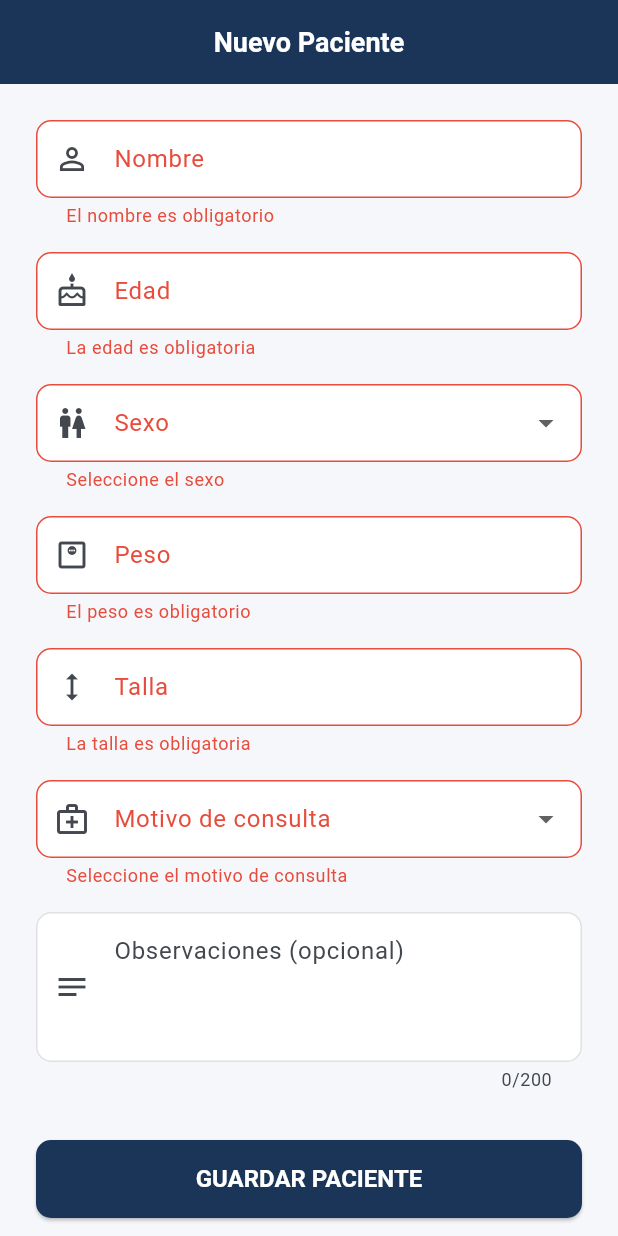
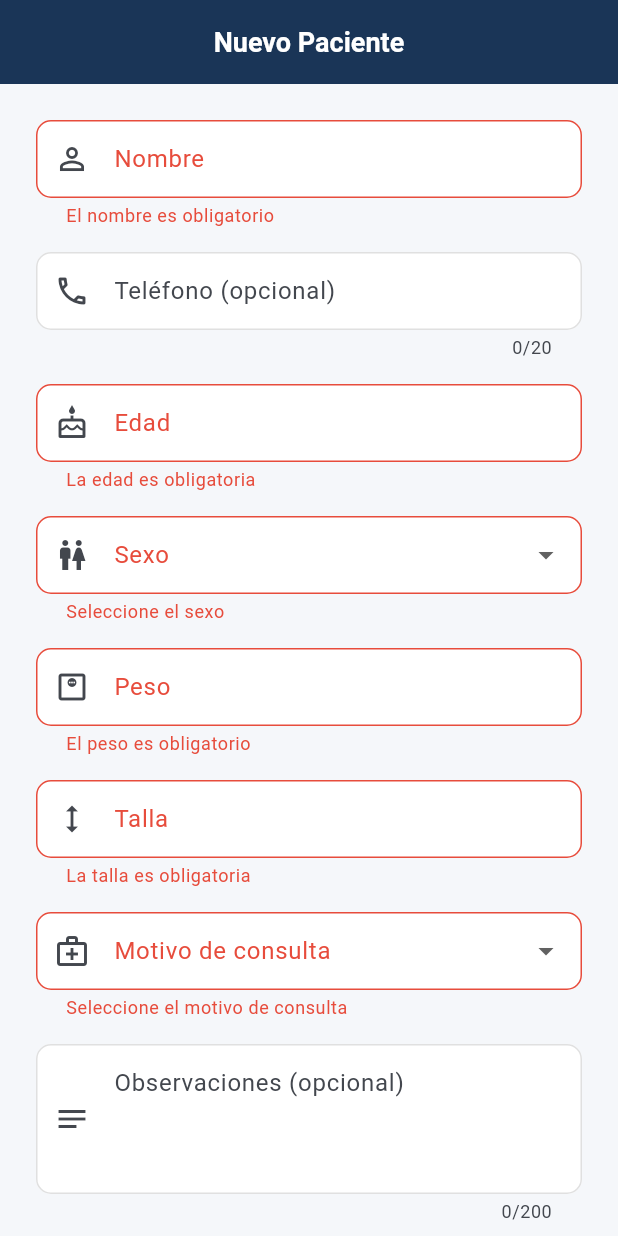
Before and after one commit to 3dmaker1910/biomech-ai, a Flutter app: the NewPatientScreen screen opened by its route, after a tap on "GUARDAR PACIENTE", on a phone screen of 412 x 824 dp. Run offline on Flutter 3.47's test engine with Material 3 defaults, Android fonts, the phone set to English and light mode, and no system bars; our stand-ins replace cached_network_image, dio, go_router, image_picker.

Commit message:
fix: timeout 30s, campo telefono, email async
1. Flutter connectTimeout 10s -> 30s (cold start Railway)
2. Campo telefono en Patient (model, schema, form, API)
3. Email notificacion con BackgroundTasks (non-blocking)

```diff
--- a/biomech_ai/lib/models/patient.dart
+++ b/biomech_ai/lib/models/patient.dart
@@ -7,6 +7,7 @@ class Patient {
   final double heightCm;
   final String reason;
   final String? notes;
+  final String? telefono;
   final DateTime createdAt;
   final DateTime updatedAt;
 
@@ -19,6 +20,7 @@ class Patient {
     required this.heightCm,
     required this.reason,
     this.notes,
+    this.telefono,
     required this.createdAt,
     required this.updatedAt,
   });
@@ -33,6 +35,7 @@ class Patient {
       heightCm: (json['height_cm'] as num).toDouble(),
       reason: json['reason'] as String,
       notes: json['notes'] as String?,
+      telefono: json['telefono'] as String?,
       createdAt: DateTime.parse(json['created_at'] as String),
       updatedAt: DateTime.parse(json['updated_at'] as String),
     );
@@ -47,6 +50,7 @@ class Patient {
       'height_cm': heightCm,
       'reason': reason,
       'notes': notes,
+      'telefono': telefono,
     };
   }
 }
--- a/biomech_ai/lib/modules/patients/new_patient_screen.dart
+++ b/biomech_ai/lib/modules/patients/new_patient_screen.dart
@@ -19,14 +19,19 @@ class _NewPatientScreenState extends State<NewPatientScreen> {
   final _weightController = TextEditingController();
   final _heightController = TextEditingController();
   final _notesController = TextEditingController();
+  final _telefonoController = TextEditingController();
   String? _selectedSex;
   String? _selectedReason;
   bool _isLoading = false;
 
   @override
   void dispose() {
-    _nameController.dispose(); _ageController.dispose(); _weightController.dispose();
-    _heightController.dispose(); _notesController.dispose();
+    _nameController.dispose();
+    _ageController.dispose();
+    _weightController.dispose();
+    _heightController.dispose();
+    _notesController.dispose();
+    _telefonoController.dispose();
     super.dispose();
   }
 
@@ -41,15 +46,32 @@ class _NewPatientScreenState extends State<NewPatientScreen> {
         'weight_kg': double.parse(_weightController.text),
         'height_cm': double.parse(_heightController.text),
         'reason': _selectedReason!,
-        'notes': _notesController.text.trim().isEmpty ? null : _notesController.text.trim(),
+        'notes': _notesController.text.trim().isEmpty
+            ? null
+            : _notesController.text.trim(),
+        'telefono': _telefonoController.text.trim().isEmpty
+            ? null
+            : _telefonoController.text.trim(),
       };
       await _apiService.createPatient(data);
       if (mounted) {
-        ScaffoldMessenger.of(context).showSnackBar(const SnackBar(content: Text('Paciente registrado exitosamente'), backgroundColor: AppTheme.successGreen));
+        ScaffoldMessenger.of(context).showSnackBar(
+          const SnackBar(
+            content: Text('Paciente registrado exitosamente'),
+            backgroundColor: AppTheme.successGreen,
+          ),
+        );
         context.pop();
       }
     } catch (e) {
-      if (mounted) ScaffoldMessenger.of(context).showSnackBar(SnackBar(content: Text(e.toString()), backgroundColor: AppTheme.errorRed));
+      if (mounted) {
+        ScaffoldMessenger.of(context).showSnackBar(
+          SnackBar(
+            content: Text(e.toString()),
+            backgroundColor: AppTheme.errorRed,
+          ),
+        );
+      }
     } finally {
       if (mounted) setState(() => _isLoading = false);
     }
@@ -66,21 +88,135 @@ class _NewPatientScreenState extends State<NewPatientScreen> {
           child: Column(
             crossAxisAlignment: CrossAxisAlignment.stretch,
             children: [
-              TextFormField(controller: _nameController, decoration: const InputDecoration(labelText: 'Nombre', prefixIcon: Icon(Icons.person_outline)), textCapitalization: TextCapitalization.words, validator: (v) => (v == null || v.trim().isEmpty) ? 'El nombre es obligatorio' : null),
+              TextFormField(
+                controller: _nameController,
+                decoration: const InputDecoration(
+                  labelText: 'Nombre',
+                  prefixIcon: Icon(Icons.person_outline),
+                ),
+                textCapitalization: TextCapitalization.words,
+                validator: (v) => (v == null || v.trim().isEmpty)
+                    ? 'El nombre es obligatorio'
+                    : null,
+              ),
               const SizedBox(height: 16),
-              TextFormField(controller: _ageController, decoration: const InputDecoration(labelText: 'Edad', prefixIcon: Icon(Icons.cake_outlined), suffixText: 'años'), keyboardType: TextInputType.number, validator: (v) { if (v == null || v.isEmpty) return 'La edad es obligatoria'; final age = int.tryParse(v); return (age == null || age < 0 || age > 150) ? 'Ingrese una edad válida' : null; }),
+              TextFormField(
+                controller: _telefonoController,
+                decoration: const InputDecoration(
+                  labelText: 'Tel\u00e9fono (opcional)',
+                  prefixIcon: Icon(Icons.phone_outlined),
+                ),
+                keyboardType: TextInputType.phone,
+                maxLength: 20,
+              ),
               const SizedBox(height: 16),
-              DropdownButtonFormField<String>(value: _selectedSex, decoration: const InputDecoration(labelText: 'Sexo', prefixIcon: Icon(Icons.wc_outlined)), items: AppConstants.sexOptions.map((s) => DropdownMenuItem(value: s, child: Text(s))).toList(), onChanged: (v) => setState(() => _selectedSex = v), validator: (v) => v == null ? 'Seleccione el sexo' : null),
+              TextFormField(
+                controller: _ageController,
+                decoration: const InputDecoration(
+                  labelText: 'Edad',
+                  prefixIcon: Icon(Icons.cake_outlined),
+                  suffixText: 'a\u00f1os',
+                ),
+                keyboardType: TextInputType.number,
+                validator: (v) {
+                  if (v == null || v.isEmpty) return 'La edad es obligatoria';
+                  final age = int.tryParse(v);
+                  return (age == null || age < 0 || age > 150)
+                      ? 'Ingrese una edad v\u00e1lida'
+                      : null;
+                },
+              ),
               const SizedBox(height: 16),
-              TextFormField(controller: _weightController, decoration: const InputDecoration(labelText: 'Peso', prefixIcon: Icon(Icons.monitor_weight_outlined), suffixText: 'kg'), keyboardType: const TextInputType.numberWithOptions(decimal: true), validator: (v) { if (v == null || v.isEmpty) return 'El peso es obligatorio'; final w = double.tryParse(v); return (w == null || w <= 0 || w > 500) ? 'Ingrese un peso válido' : null; }),
+              DropdownButtonFormField<String>(
+                value: _selectedSex,
+                decoration: const InputDecoration(
+                  labelText: 'Sexo',
+                  prefixIcon: Icon(Icons.wc_outlined),
+                ),
+                items: AppConstants.sexOptions
+                    .map((s) => DropdownMenuItem(value: s, child: Text(s)))
+                    .toList(),
+                onChanged: (v) => setState(() => _selectedSex = v),
+                validator: (v) => v == null ? 'Seleccione el sexo' : null,
+              ),
               const SizedBox(height: 16),
-              TextFormField(controller: _heightController, decoration: const InputDecoration(labelText: 'Talla', prefixIcon: Icon(Icons.height), suffixText: 'cm'), keyboardType: const TextInputType.numberWithOptions(decimal: true), validator: (v) { if (v == null || v.isEmpty) return 'La talla es obligatoria'; final h = double.tryParse(v); return (h == null || h <= 0 || h > 300) ? 'Ingrese una talla válida' : null; }),
+              TextFormField(
+                controller: _weightController,
+                decoration: const InputDecoration(
+                  labelText: 'Peso',
+                  prefixIcon: Icon(Icons.monitor_weight_outlined),
+                  suffixText: 'kg',
+                ),
+                keyboardType:
+                    const TextInputType.numberWithOptions(decimal: true),
+                validator: (v) {
+                  if (v == null || v.isEmpty) return 'El peso es obligatorio';
+                  final w = double.tryParse(v);
+                  return (w == null || w <= 0 || w > 500)
+                      ? 'Ingrese un peso v\u00e1lido'
+                      : null;
+                },
+              ),
               const SizedBox(height: 16),
-              DropdownButtonFormField<String>(value: _selectedReason, decoration: const InputDecoration(labelText: 'Motivo de consulta', prefixIcon: Icon(Icons.medical_services_outlined)), items: AppConstants.reasonOptions.map((r) => DropdownMenuItem(value: r, child: Text(r))).toList(), onChanged: (v) => setState(() => _selectedReason = v), validator: (v) => v == null ? 'Seleccione el motivo de consulta' : null),
+              TextFormField(
+                controller: _heightController,
+                decoration: const InputDecoration(
+                  labelText: 'Talla',
+                  prefixIcon: Icon(Icons.height),
+                  suffixText: 'cm',
+                ),
+                keyboardType:
+                    const TextInputType.numberWithOptions(decimal: true),
+                validator: (v) {
+                  if (v == null || v.isEmpty) return 'La talla es obligatoria';
+                  final h = double.tryParse(v);
+                  return (h == null || h <= 0 || h > 300)
+                      ? 'Ingrese una talla v\u00e1lida'
+                      : null;
+                },
+              ),
               const SizedBox(height: 16),
-              TextFormField(controller: _notesController, decoration: const InputDecoration(labelText: 'Observaciones (opcional)', prefixIcon: Icon(Icons.notes_outlined), alignLabelWithHint: true), maxLines: 3, maxLength: 200),
+              DropdownButtonFormField<String>(
+                value: _selectedReason,
+                decoration: const InputDecoration(
+                  labelText: 'Motivo de consulta',
+                  prefixIcon: Icon(Icons.medical_services_outlined),
+                ),
+                items: AppConstants.reasonOptions
+                    .map((r) => DropdownMenuItem(value: r, child: Text(r)))
+                    .toList(),
+                onChanged: (v) => setState(() => _selectedReason = v),
+                validator: (v) =>
+                    v == null ? 'Seleccione el motivo de consulta' : null,
+              ),
+              const SizedBox(height: 16),
+              TextFormField(
+                controller: _notesController,
+                decoration: const InputDecoration(
+                  labelText: 'Observaciones (opcional)',
+                  prefixIcon: Icon(Icons.notes_outlined),
+                  alignLabelWithHint: true,
+                ),
+                maxLines: 3,
+                maxLength: 200,
+              ),
               const SizedBox(height: 32),
-              SizedBox(height: 52, child: ElevatedButton(onPressed: _isLoading ? null : _savePatient, child: _isLoading ? const SizedBox(height: 20, width: 20, child: CircularProgressIndicator(strokeWidth: 2, color: Colors.white)) : const Text('GUARDAR PACIENTE'))),
+              SizedBox(
+                height: 52,
+                child: ElevatedButton(
+                  onPressed: _isLoading ? null : _savePatient,
+                  child: _isLoading
+                      ? const SizedBox(
+                          height: 20,
+                          width: 20,
+                          child: CircularProgressIndicator(
+                            strokeWidth: 2,
+                            color: Colors.white,
+                          ),
+                        )
+                      : const Text('GUARDAR PACIENTE'),
+                ),
+              ),
             ],
           ),
         ),
```
Also changed, not shown: biomech_ai/lib/services/api_service.dart (+5 -5 lines), 3 other files.
